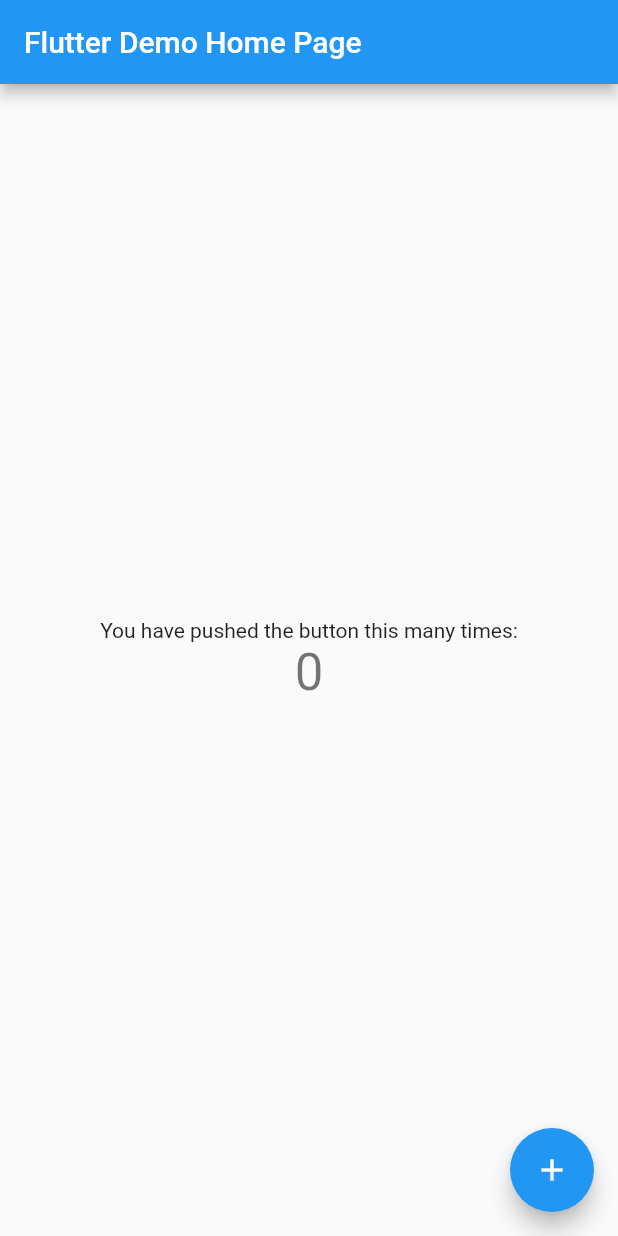
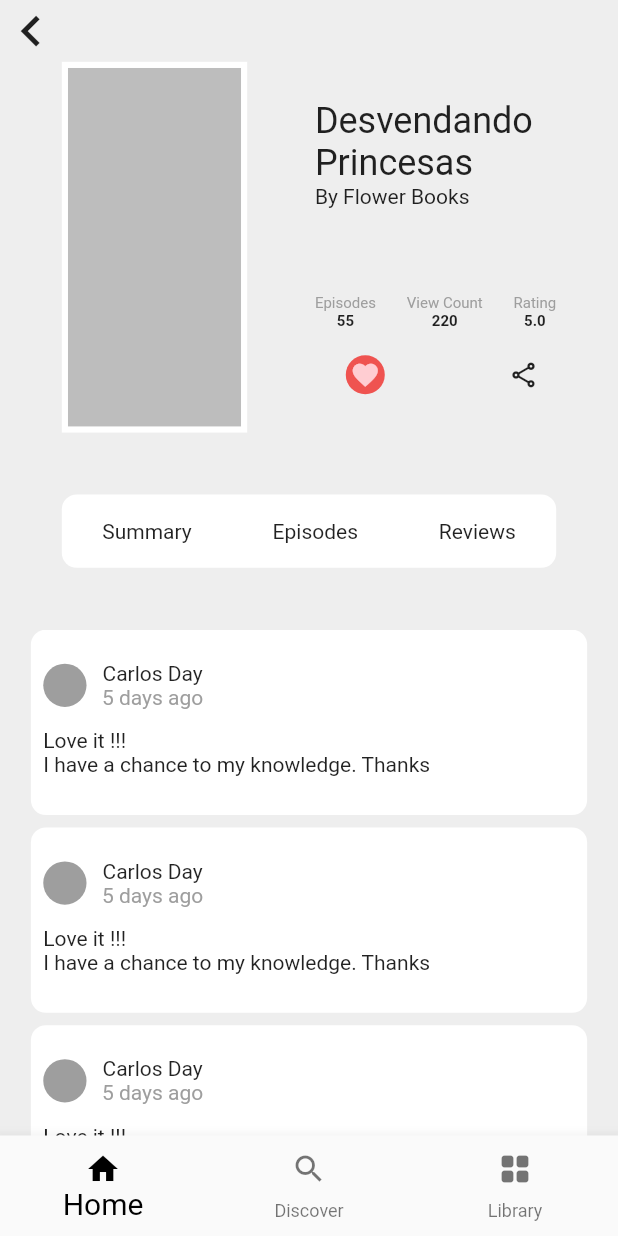
Before and after one commit to ghost-87/saga, a Flutter app: the screen it shows after launch, on a phone screen of 412 x 824 dp. Run offline on Flutter 3.47's test engine with Material 2 defaults, Android fonts, the phone set to English and light mode, and no system bars; our stand-ins replace dio.

Commit message:
homepage added

```diff
--- a/lib/main.dart
+++ b/lib/main.dart
@@ -1,67 +1,25 @@
+import 'package:dio/dio.dart';
 import 'package:flutter/material.dart';
+import 'dart:async';
+import 'package:saga/src/homepage.dart';
 
-void main() {
+void main() async {
   WidgetsFlutterBinding.ensureInitialized();
 
-  runApp(MyApp());
+  runZoned<Future<void>>(() async {
+    runApp(MyApp());
+  });
 }
 
 class MyApp extends StatelessWidget {
   @override
   Widget build(BuildContext context) {
     return MaterialApp(
-      title: 'Flutter Demo',
+      title: 'Saga Fiction',
       theme: ThemeData(
         primarySwatch: Colors.blue,
       ),
-      home: MyHomePage(title: 'Flutter Demo Home Page'),
+      home: HomePage(),
     );
   }
 }
-
-class MyHomePage extends StatefulWidget {
-  MyHomePage({Key? key, required this.title}) : super(key: key);
-
-  final String title;
-
-  @override
-  _MyHomePageState createState() => _MyHomePageState();
-}
-
-class _MyHomePageState extends State<MyHomePage> {
-  int _counter = 0;
-
-  void _incrementCounter() {
-    setState(() {
-      _counter++;
-    });
-  }
-
-  @override
-  Widget build(BuildContext context) {
-    return Scaffold(
-      appBar: AppBar(
-        title: Text(widget.title),
-      ),
-      body: Center(
-        child: Column(
-          mainAxisAlignment: MainAxisAlignment.center,
-          children: <Widget>[
-            Text(
-              'You have pushed the button this many times:',
-            ),
-            Text(
-              '$_counter',
-              style: Theme.of(context).textTheme.headline4,
-            ),
-          ],
-        ),
-      ),
-      floatingActionButton: FloatingActionButton(
-        onPressed: _incrementCounter,
-        tooltip: 'Increment',
-        child: Icon(Icons.add),
-      ),
-    );
-  }
-}
--- /dev/null
+++ b/lib/src/homepage.dart
@@ -0,0 +1,391 @@
+import 'package:dio/dio.dart';
+import 'package:flutter/material.dart';
+import 'dart:async';
+
+class HomePage extends StatefulWidget {
+  @override
+  _HomePageState createState() => _HomePageState();
+}
+
+class _HomePageState extends State<HomePage> {
+  bool loading = false;
+  Dio dio = new Dio();
+
+  int _selectedIndex = 0;
+
+  @override
+  void initState() {
+    super.initState();
+  }
+
+  void _onItemTapped(int index) {
+    setState(() {
+      _selectedIndex = index;
+    });
+  }
+
+  @override
+  Widget build(BuildContext context) {
+    return MaterialApp(
+      debugShowCheckedModeBanner: false,
+      home: Scaffold(
+        backgroundColor: Colors.grey[200],
+        body: SafeArea(
+          child: Column(
+            children: [
+              Container(
+                alignment: Alignment.topLeft,
+                child: Icon(Icons.keyboard_arrow_left,
+                    size: MediaQuery.of(context).size.width * 0.1),
+              ),
+              Padding(
+                padding: EdgeInsets.symmetric(
+                    horizontal: MediaQuery.of(context).size.width * 0.1),
+                child: Row(
+                  mainAxisAlignment: MainAxisAlignment.spaceBetween,
+                  children: [
+                    Container(
+                      height: MediaQuery.of(context).size.height * 0.3,
+                      width: MediaQuery.of(context).size.width * 0.3,
+                      decoration: BoxDecoration(
+                        color: Colors.grey[400],
+                        border: Border.all(
+                          color: Colors.white,
+                          width: MediaQuery.of(context).size.width * 0.01,
+                        ),
+                      ),
+                    ),
+                    Container(
+                      child: Column(
+                        crossAxisAlignment: CrossAxisAlignment.start,
+                        children: [
+                          Text(
+                            'Desvendando \nPrincesas',
+                            style: TextStyle(fontSize: 24),
+                          ),
+                          Text(
+                            'By Flower Books',
+                            style: TextStyle(fontSize: 14),
+                          ),
+                          SizedBox(
+                            height: MediaQuery.of(context).size.height * 0.07,
+                          ),
+                          Row(
+                            mainAxisAlignment: MainAxisAlignment.spaceAround,
+                            children: [
+                              Column(
+                                children: [
+                                  Text(
+                                    'Episodes',
+                                    style: TextStyle(
+                                      fontSize: 10,
+                                      color: Colors.grey,
+                                    ),
+                                  ),
+                                  Text(
+                                    '55',
+                                    style: TextStyle(
+                                        fontWeight: FontWeight.w700,
+                                        fontSize: 10),
+                                  ),
+                                ],
+                              ),
+                              SizedBox(
+                                width: MediaQuery.of(context).size.width * 0.05,
+                              ),
+                              Column(
+                                children: [
+                                  Text(
+                                    'View Count',
+                                    style: TextStyle(
+                                      fontSize: 10,
+                                      color: Colors.grey,
+                                    ),
+                                  ),
+                                  Text('220',
+                                      style: TextStyle(
+                                        fontWeight: FontWeight.w700,
+                                        fontSize: 10,
+                                      )),
+                                ],
+                              ),
+                              SizedBox(
+                                width: MediaQuery.of(context).size.width * 0.05,
+                              ),
+                              Column(
+                                children: [
+                                  Text(
+                                    'Rating',
+                                    style: TextStyle(
+                                      fontSize: 10,
+                                      color: Colors.grey,
+                                    ),
+                                  ),
+                                  Text(
+                                    '5.0',
+                                    style: TextStyle(
+                                      fontWeight: FontWeight.w700,
+                                      fontSize: 10,
+                                    ),
+                                  ),
+                                ],
+                              ),
+                            ],
+                          ),
+                          SizedBox(
+                            height: MediaQuery.of(context).size.height * 0.02,
+                          ),
+                          Padding(
+                            padding: EdgeInsets.only(
+                              left: MediaQuery.of(context).size.width * 0.05,
+                            ),
+                            child: Row(
+                              mainAxisAlignment: MainAxisAlignment.spaceBetween,
+                              children: [
+                                Container(
+                                  decoration: BoxDecoration(
+                                    color: Colors.red[400],
+                                    shape: BoxShape.circle,
+                                  ),
+                                  child: Padding(
+                                    padding: EdgeInsets.all(3),
+                                    child: Icon(
+                                      Icons.favorite,
+                                      color: Colors.red[100],
+                                      size: 20.0,
+                                    ),
+                                  ),
+                                ),
+                                SizedBox(
+                                  width:
+                                      MediaQuery.of(context).size.width * 0.2,
+                                ),
+                                Icon(
+                                  Icons.share_outlined,
+                                  size: 20,
+                                )
+                              ],
+                            ),
+                          ),
+                        ],
+                      ),
+                    ),
+                  ],
+                ),
+              ),
+              courseButton(),
+              Flexible(
+                flex: 2,
+                child: commentCard(),
+              ),
+            ],
+          ),
+        ),
+        bottomNavigationBar: BottomNavigationBar(
+          items: const <BottomNavigationBarItem>[
+            BottomNavigationBarItem(
+              icon: Icon(Icons.home),
+              label: 'Home',
+            ),
+            BottomNavigationBarItem(
+              icon: Icon(Icons.search),
+              label: 'Discover',
+            ),
+            BottomNavigationBarItem(
+              icon: Icon(Icons.grid_view_rounded),
+              label: 'Library',
+            ),
+          ],
+          currentIndex: _selectedIndex,
+          selectedItemColor: Colors.black,
+          selectedFontSize: 20,
+          onTap: _onItemTapped,
+        ),
+      ),
+    );
+  }
+
+  Widget courseButton() {
+    return Padding(
+      padding: EdgeInsets.all(MediaQuery.of(context).size.width * 0.1),
+      child: Container(
+        decoration: BoxDecoration(
+          color: Colors.white,
+          borderRadius: BorderRadius.circular(10),
+        ),
+        child: Padding(
+          padding: EdgeInsets.symmetric(
+            vertical: MediaQuery.of(context).size.height * 0.02,
+          ),
+          child: Row(
+            mainAxisAlignment: MainAxisAlignment.spaceAround,
+            children: [
+              InkWell(
+                onTap: () {
+                  print(' 1111111111111111111');
+                },
+                child: Text('Summary'),
+              ),
+              InkWell(
+                onTap: () {
+                  print(' 222222222222');
+                },
+                child: Text('Episodes'),
+              ),
+              InkWell(
+                onTap: () {
+                  print('review tapppppppppppppp');
+                },
+                child: Text('Reviews'),
+              ),
+            ],
+          ),
+        ),
+      ),
+    );
+  }
+
+  Widget commentCard() {
+    return ListView.separated(
+      padding: EdgeInsets.symmetric(
+        horizontal: MediaQuery.of(context).size.width * 0.05,
+      ),
+      separatorBuilder: (BuildContext context, int index) {
+        return SizedBox(
+          height: MediaQuery.of(context).size.height * 0.01,
+        );
+      },
+      physics: AlwaysScrollableScrollPhysics(),
+      itemCount: commentList.length,
+      itemBuilder: (BuildContext context, int index) {
+        return Container(
+          decoration: BoxDecoration(
+            color: Colors.white,
+            borderRadius: BorderRadius.circular(10),
+          ),
+          height: MediaQuery.of(context).size.height * 0.15,
+          child: Padding(
+            padding: EdgeInsets.symmetric(
+              horizontal: MediaQuery.of(context).size.width * 0.02,
+              vertical: MediaQuery.of(context).size.height * 0.01,
+            ),
+            child: Column(
+              crossAxisAlignment: CrossAxisAlignment.start,
+              children: [
+                Row(
+                  children: [
+                    Container(
+                      decoration: BoxDecoration(
+                        color: Colors.grey,
+                        shape: BoxShape.circle,
+                      ),
+                      constraints: BoxConstraints(
+                        minWidth: MediaQuery.of(context).size.width * 0.05,
+                        minHeight: MediaQuery.of(context).size.height * 0.05,
+                      ),
+                      child: Container(
+                        width: MediaQuery.of(context).size.width * 0.07,
+                        height: MediaQuery.of(context).size.height * 0.07,
+                      ),
+                    ),
+                    SizedBox(
+                      width: MediaQuery.of(context).size.width * 0.025,
+                    ),
+                    Column(
+                      children: [
+                        Text(
+                          commentList[index]['name'],
+                        ),
+                        Text(
+                          commentList[index]['delay'],
+                          style: TextStyle(color: Colors.grey),
+                        ),
+                      ],
+                    ),
+                  ],
+                ),
+                Text(commentList[index]['review']),
+                Text(commentList[index]['comment']),
+              ],
+            ),
+          ),
+        );
+      },
+    );
+  }
+
+  dynamic commentList = [
+    {
+      "name": "Carlos Day",
+      'delay': '5 days ago',
+      'review': 'Love it !!!',
+      'comment': 'I have a chance to my knowledge. Thanks'
+    },
+    {
+      "name": "Carlos Day",
+      'delay': '5 days ago',
+      'review': 'Love it !!!',
+      'comment': 'I have a chance to my knowledge. Thanks'
+    },
+    {
+      "name": "Carlos Day",
+      'delay': '5 days ago',
+      'review': 'Love it !!!',
+      'comment': 'I have a chance to my knowledge. Thanks'
+    },
+    {
+      "name": "Carlos Day",
+      'delay': '5 days ago',
+      'review': 'Love it !!!',
+      'comment': 'I have a chance to my knowledge. Thanks'
+    },
+    {
+      "name": "Carlos Day",
+      'delay': '5 days ago',
+      'review': 'Love it !!!',
+      'comment': 'I have a chance to my knowledge. Thanks'
+    },
+    {
+      "name": "Carlos Day",
+      'delay': '5 days ago',
+      'review': 'Love it !!!',
+      'comment': 'I have a chance to my knowledge. Thanks'
+    },
+    {
+      "name": "Carlos Day",
+      'delay': '5 days ago',
+      'review': 'Love it !!!',
+      'comment': 'I have a chance to my knowledge. Thanks'
+    },
+    {
+      "name": "Carlos Day",
+      'delay': '5 days ago',
+      'review': 'Love it !!!',
+      'comment': 'I have a chance to my knowledge. Thanks'
+    },
+    {
+      "name": "Carlos Day",
+      'delay': '5 days ago',
+      'review': 'Love it !!!',
+      'comment': 'I have a chance to my knowledge. Thanks'
+    },
+    {
+      "name": "Carlos Day",
+      'delay': '5 days ago',
+      'review': 'Love it !!!',
+      'comment': 'I have a chance to my knowledge. Thanks'
+    },
+    {
+      "name": "Carlos Day",
+      'delay': '5 days ago',
+      'review': 'Love it !!!',
+      'comment': 'I have a chance to my knowledge. Thanks'
+    },
+    {
+      "name": "Carlos Day",
+      'delay': '5 days ago',
+      'review': 'Love it !!!',
+      'comment': 'I have a chance to my knowledge. Thanks'
+    },
+  ];
+}
```
Also changed, not shown: pubspec.yaml (+7 -23 lines), 3 other files.
